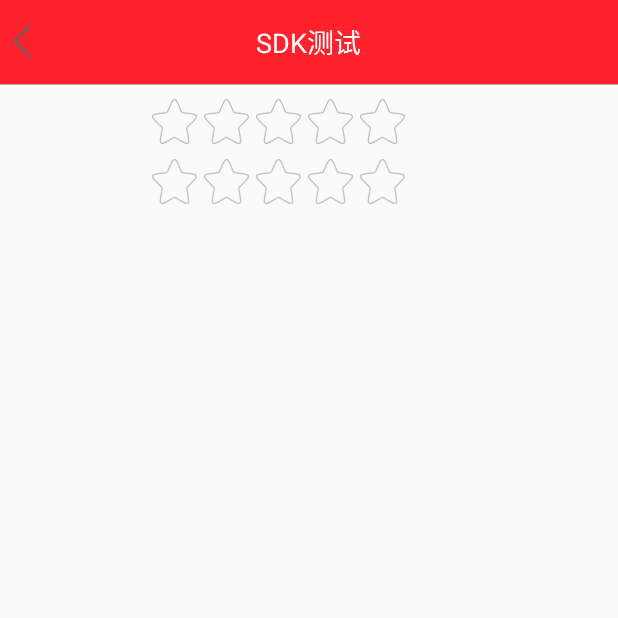
After one commit to sbduxingxia/DxxSdk, an Android app: the DiyViewActivity screen opened directly, with no data from a screen before it, on a phone screen of 412 x 824 dp, the top half of it. The commit adds this screen. Run offline under Robolectric (Android 15) with nearby library versions, the phone set to English and light mode, and no system bars.

Commit message:
星形选择控件添加

```diff
--- a/app/src/main/AndroidManifest.xml
+++ b/app/src/main/AndroidManifest.xml
@@ -26,7 +26,7 @@
         <activity android:name=".PullToFreshListActivity" />
         <activity android:name=".TabViewPageActivity" />
         <activity android:name=".CallingRecordActivity" />
-
+        <activity android:name=".DiyViewActivity" />
         <service android:name=".service.RecordCallService" />
 
     </application>
--- /dev/null
+++ b/app/src/main/java/com/zhp/sdkdemo/DiyViewActivity.java
@@ -0,0 +1,42 @@
+package com.zhp.sdkdemo;
+
+import android.os.Bundle;
+import android.support.annotation.Nullable;
+import android.view.View;
+import android.widget.TextView;
+
+import com.zhp.sdk.activity.BaseActivity;
+import com.zhp.sdk.widget.select.OnRatingListener;
+import com.zhp.sdk.widget.select.StarRating;
+
+/**
+ * Created by zhp.dts on 2017/3/15.
+ */
+
+public class DiyViewActivity extends BaseActivity implements OnRatingListener {
+
+    private StarRating starRating1, starRating2;
+    private TextView txt1, txt2;
+
+    @Override
+    protected void onCreate(@Nullable Bundle savedInstanceState) {
+        super.onCreate(savedInstanceState);
+        setContentView(R.layout.activity_diy_view);
+        starRating1 = (StarRating) findViewById(R.id.starRating1);
+        starRating1.setOnStarChangeListener(this);
+        starRating2 = (StarRating) findViewById(R.id.starRating2);
+        starRating2.setOnStarChangeListener(this);
+        txt1 = (TextView) findViewById(R.id.starRatingTxt1);
+        txt2 = (TextView) findViewById(R.id.starRatingTxt2);
+
+    }
+
+    @Override
+    public void onRatingChange(View v, float rating) {
+        if (v == starRating1) {
+            txt1.setText(rating + "");
+        } else if (v == starRating2) {
+            txt2.setText(rating + "");
+        }
+    }
+}
--- /dev/null
+++ b/app/src/main/res/layout/activity_diy_view.xml
@@ -0,0 +1,62 @@
+<?xml version="1.0" encoding="utf-8"?>
+<LinearLayout xmlns:android="http://schemas.android.com/apk/res/android"
+    android:layout_width="match_parent"
+    android:layout_height="match_parent"
+    xmlns:starrating="http://schemas.android.com/apk/res-auto"
+    android:orientation="vertical">
+
+    <LinearLayout
+        android:layout_marginTop="10dp"
+        android:layout_width="match_parent"
+        android:layout_height="wrap_content"
+        android:orientation="horizontal"
+        android:gravity="center">
+
+        <com.zhp.sdk.widget.select.StarRating
+            android:id="@+id/starRating1"
+            android:layout_width="wrap_content"
+            android:layout_height="wrap_content"
+            starrating:ratingInteger="true"
+            starrating:starCount="5"
+            starrating:starDistance="5dp"
+            starrating:starEmpty="@drawable/bad_icon"
+            starrating:starFill="@drawable/praise_icon"
+            starrating:starSize="30dp" />
+
+        <TextView
+            android:layout_marginLeft="10dp"
+            android:id="@+id/starRatingTxt1"
+            android:layout_width="30dp"
+            android:layout_height="wrap_content"
+            android:gravity="center"
+            android:layout_gravity="center_vertical" />
+    </LinearLayout>
+
+    <LinearLayout
+        android:layout_marginTop="10dp"
+        android:layout_width="match_parent"
+        android:layout_height="wrap_content"
+        android:orientation="horizontal"
+        android:gravity="center">
+
+        <com.zhp.sdk.widget.select.StarRating
+            android:id="@+id/starRating2"
+            android:layout_width="wrap_content"
+            android:layout_height="wrap_content"
+            starrating:starEmpty="@drawable/bad_icon"
+            starrating:starFill="@drawable/praise_icon"
+            starrating:starDistance="5dp"
+            starrating:starCount="5"
+            starrating:starSize="30dp"
+            starrating:ratingInteger="false" />
+
+        <TextView
+            android:layout_marginLeft="10dp"
+            android:id="@+id/starRatingTxt2"
+            android:layout_width="30dp"
+            android:layout_height="wrap_content"
+            android:gravity="center"
+            android:layout_gravity="center_vertical" />
+    </LinearLayout>
+
+</LinearLayout>
--- a/zhpframe/src/main/java/com/zhp/sdk/widget/ISpannerText.java
+++ b/zhpframe/src/main/java/com/zhp/sdk/widget/popup/ISpannerText.java
@@ -1,4 +1,4 @@
-package com.zhp.sdk.widget;
+package com.zhp.sdk.widget.popup;
 
 /**
  * Created by zhp on 2016/12/27.
--- a/zhpframe/src/main/java/com/zhp/sdk/widget/ListViewPopup.java
+++ b/zhpframe/src/main/java/com/zhp/sdk/widget/popup/ListViewPopup.java
@@ -1,4 +1,4 @@
-package com.zhp.sdk.widget;
+package com.zhp.sdk.widget.popup;
 
 import android.content.Context;
 import android.graphics.drawable.ColorDrawable;
--- a/zhpframe/src/main/java/com/zhp/sdk/widget/SpnnerWheelAdapter.java
+++ b/zhpframe/src/main/java/com/zhp/sdk/widget/popup/SpnnerWheelAdapter.java
@@ -1,4 +1,4 @@
-package com.zhp.sdk.widget;
+package com.zhp.sdk.widget.popup;
 
 import android.content.Context;
 
--- /dev/null
+++ b/zhpframe/src/main/java/com/zhp/sdk/widget/select/OnRatingListener.java
@@ -0,0 +1,11 @@
+package com.zhp.sdk.widget.select;
+
+import android.view.View;
+
+/**
+ * 变化率监听
+ * Created by zhp.dts on 2017/3/15.
+ */
+public interface OnRatingListener {
+    void onRatingChange(View v, float rating);
+}
--- /dev/null
+++ b/zhpframe/src/main/java/com/zhp/sdk/widget/select/StarRating.java
@@ -0,0 +1,182 @@
+package com.zhp.sdk.widget.select;
+
+import android.content.Context;
+import android.content.res.TypedArray;
+import android.graphics.Bitmap;
+import android.graphics.BitmapShader;
+import android.graphics.Canvas;
+import android.graphics.Paint;
+import android.graphics.drawable.Drawable;
+import android.util.AttributeSet;
+import android.view.MotionEvent;
+import android.view.View;
+
+import com.zhp.sdk.R;
+
+/**
+ * 星形等级选择
+ * StarRating
+ * Created by zhp.dts on 2017/3/15.
+ */
+
+public class StarRating extends View {
+    private int starDistance = 0; //星星间距
+    private int starCount = 5;  //星星个数
+    private int starSize;     //星星高度大小，星星一般正方形，宽度等于高度
+    private float starMark = 0.0F;   //评分星星
+    private Bitmap starFillBitmap; //亮星星
+    private Drawable starEmptyDrawable; //暗星星
+    private OnRatingListener onStarChangeListener;//监听星星变化接口
+    private Paint paint;         //绘制星星画笔
+    private boolean integerMark = true;
+
+    public StarRating(Context context, AttributeSet attrs) {
+        super(context, attrs);
+        init(context, attrs);
+    }
+
+    public StarRating(Context context, AttributeSet attrs, int defStyleAttr) {
+        super(context, attrs, defStyleAttr);
+        init(context, attrs);
+    }
+
+    /**
+     * 初始化UI组件
+     *
+     * @param context
+     * @param attrs
+     */
+    private void init(Context context, AttributeSet attrs) {
+        setClickable(true);
+        TypedArray mTypedArray = context.obtainStyledAttributes(attrs, R.styleable.StarRating);
+        this.starDistance = (int) mTypedArray.getDimension(R.styleable.StarRating_starDistance, 0);
+        this.starSize = (int) mTypedArray.getDimension(R.styleable.StarRating_starSize, 20);
+        this.starCount = mTypedArray.getInteger(R.styleable.StarRating_starCount, 5);
+        this.starEmptyDrawable = mTypedArray.getDrawable(R.styleable.StarRating_starEmpty);
+        this.starFillBitmap = drawableToBitmap(mTypedArray.getDrawable(R.styleable.StarRating_starFill));
+        this.integerMark = mTypedArray.getBoolean(R.styleable.StarRating_ratingInteger, true);
+        mTypedArray.recycle();
+
+        paint = new Paint();
+        paint.setAntiAlias(true);
+        paint.setShader(new BitmapShader(starFillBitmap, BitmapShader.TileMode.CLAMP, BitmapShader.TileMode.CLAMP));
+    }
+
+    /**
+     * 设置是否需要整数评分
+     *
+     * @param integerMark
+     */
+    public void setIntegerMark(boolean integerMark) {
+        this.integerMark = integerMark;
+    }
+
+    /**
+     * 设置显示的星星的分数
+     *
+     * @param mark
+     */
+    public void setStarMark(float mark) {
+        if (integerMark) {
+            starMark = (int) Math.ceil(mark);
+        } else {
+            starMark = Math.round(mark * 10) * 1.0f / 10;
+        }
+        if (this.onStarChangeListener != null) {
+            this.onStarChangeListener.onRatingChange(this, starMark);  //调用监听接口
+        }
+        invalidate();
+    }
+
+    /**
+     * 获取显示星星的数目
+     *
+     * @return starMark
+     */
+    public float getStarMark() {
+        return starMark;
+    }
+
+    /**
+     * 设置监听
+     *
+     * @param onStarChangeListener
+     */
+    public void setOnStarChangeListener(OnRatingListener onStarChangeListener) {
+        this.onStarChangeListener = onStarChangeListener;
+    }
+
+    @Override
+    protected void onMeasure(int widthMeasureSpec, int heightMeasureSpec) {
+        super.onMeasure(widthMeasureSpec, heightMeasureSpec);
+        setMeasuredDimension(starSize * starCount + starDistance * (starCount - 1), starSize);
+    }
+
+    @Override
+    protected void onDraw(Canvas canvas) {
+        super.onDraw(canvas);
+        if (starFillBitmap == null || starEmptyDrawable == null) {
+            return;
+        }
+        for (int i = 0; i < starCount; i++) {
+            starEmptyDrawable.setBounds((starDistance + starSize) * i, 0, (starDistance + starSize) * i + starSize, starSize);
+            starEmptyDrawable.draw(canvas);
+        }
+        if (starMark > 1) {
+            canvas.drawRect(0, 0, starSize, starSize, paint);
+            if (starMark - (int) (starMark) == 0) {
+                for (int i = 1; i < starMark; i++) {
+                    canvas.translate(starDistance + starSize, 0);
+                    canvas.drawRect(0, 0, starSize, starSize, paint);
+                }
+            } else {
+                for (int i = 1; i < starMark - 1; i++) {
+                    canvas.translate(starDistance + starSize, 0);
+                    canvas.drawRect(0, 0, starSize, starSize, paint);
+                }
+                canvas.translate(starDistance + starSize, 0);
+                canvas.drawRect(0, 0, starSize * (Math.round((starMark - (int) (starMark)) * 10) * 1.0f / 10), starSize, paint);
+            }
+        } else {
+            canvas.drawRect(0, 0, starSize * starMark, starSize, paint);
+        }
+    }
+
+
+    @Override
+    public boolean onTouchEvent(MotionEvent event) {
+        int x = (int) event.getX();
+        if (x < 0) x = 0;
+        if (x > getMeasuredWidth()) x = getMeasuredWidth();
+        switch (event.getAction()) {
+            case MotionEvent.ACTION_DOWN: {
+                setStarMark(x * 1.0f / (getMeasuredWidth() * 1.0f / starCount));
+                break;
+            }
+            case MotionEvent.ACTION_MOVE: {
+                setStarMark(x * 1.0f / (getMeasuredWidth() * 1.0f / starCount));
+                break;
+            }
+            case MotionEvent.ACTION_UP: {
+                break;
+            }
+        }
+        invalidate();
+        return super.onTouchEvent(event);
+    }
+
+    /**
+     * drawable转bitmap
+     *
+     * @param drawable
+     * @return
+     */
+    private Bitmap drawableToBitmap(Drawable drawable) {
+        if (drawable == null) return null;
+        Bitmap bitmap = Bitmap.createBitmap(starSize, starSize, Bitmap.Config.ARGB_8888);
+        Canvas canvas = new Canvas(bitmap);
+        drawable.setBounds(0, 0, starSize, starSize);
+        drawable.draw(canvas);
+        return bitmap;
+    }
+}
```
Also changed, not shown: app/src/main/java/com/zhp/sdkdemo/MainActivity.java (+5 -3 lines), app/src/main/res/layout/activity_main.xml (+8 -2 lines), zhpframe/src/main/java/com/zhp/sdk/widget/popup/SpnnerWheelPopup.java (renamed from zhpframe/src/main/java/com/zhp/sdk/widget/SpnnerWheelPopup.java, +1 -6 lines), zhpframe/src/main/res/values/attrs.xml (+13 -1 lines), app/src/main/res/drawable/bad_icon.png (added), app/src/main/res/drawable/praise_icon.png (added).
